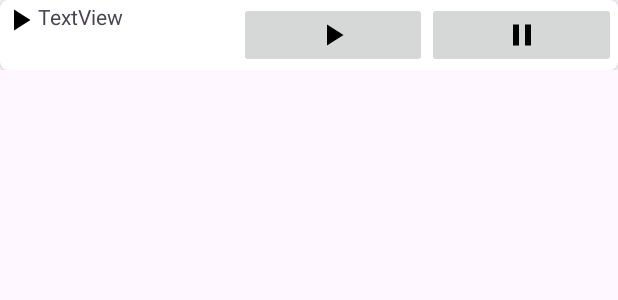
After one commit to muhsan-javed/Music-App, an Android app: the layout each_item.xml on its own in the app's theme, with its tools: preview values and no code run, on a phone screen of 412 x 824 dp. The commit adds this screen. Shown: the top 300 px of the screen. Run offline under Robolectric (Android 15) with nearby library versions, the phone set to English and light mode, and no system bars.

Commit message:
app is completed

```diff
--- a/app/build.gradle.kts
+++ b/app/build.gradle.kts
@@ -49,5 +49,7 @@ dependencies {
     implementation("com.squareup.retrofit2:retrofit:2.9.0")
     //GSON Converter
     implementation("com.squareup.retrofit2:converter-gson:2.9.0")
+    // Picaso for converting image link given into API
+    implementation("com.squareup.picasso:picasso:2.8")
 
 }
--- a/app/src/main/java/com/muhsantech/musicapp/network/ApiInterface.kt
+++ b/app/src/main/java/com/muhsantech/musicapp/ApiInterface.kt
@@ -1,4 +1,4 @@
-package com.muhsantech.musicapp.network
+package com.muhsantech.musicapp
 
 import com.muhsantech.musicapp.models.MyData
 import retrofit2.Call
--- /dev/null
+++ b/app/src/main/res/drawable/baseline_pause_24.xml
@@ -0,0 +1,5 @@
+<vector android:height="24dp" android:tint="#000000"
+    android:viewportHeight="24" android:viewportWidth="24"
+    android:width="24dp" xmlns:android="http://schemas.android.com/apk/res/android">
+    <path android:fillColor="@android:color/white" android:pathData="M6,19h4L10,5L6,5v14zM14,5v14h4L18,5h-4z"/>
+</vector>
--- /dev/null
+++ b/app/src/main/res/drawable/baseline_play_arrow_24.xml
@@ -0,0 +1,5 @@
+<vector android:height="24dp" android:tint="#000000"
+    android:viewportHeight="24" android:viewportWidth="24"
+    android:width="24dp" xmlns:android="http://schemas.android.com/apk/res/android">
+    <path android:fillColor="@android:color/white" android:pathData="M8,5v14l11,-7z"/>
+</vector>
--- /dev/null
+++ b/app/src/main/res/layout/each_item.xml
@@ -0,0 +1,50 @@
+<?xml version="1.0" encoding="utf-8"?>
+<LinearLayout xmlns:android="http://schemas.android.com/apk/res/android"
+    xmlns:app="http://schemas.android.com/apk/res-auto"
+
+    android:orientation="vertical"
+    android:layout_width="match_parent"
+    android:layout_height="wrap_content">
+
+    <androidx.cardview.widget.CardView
+        android:layout_width="match_parent"
+        android:layout_height="match_parent"
+        app:cardCornerRadius="5dp">
+
+        <LinearLayout
+            android:layout_width="match_parent"
+            android:layout_height="wrap_content"
+            android:layout_margin="1dp"
+            android:orientation="horizontal">
+
+            <ImageView
+                android:id="@+id/imageView"
+                android:layout_width="wrap_content"
+                android:layout_height="wrap_content"
+                android:src="@drawable/baseline_play_arrow_24" />
+
+            <TextView
+                android:id="@+id/titleTv"
+                android:layout_width="wrap_content"
+                android:layout_height="wrap_content"
+                android:layout_weight="1"
+                android:text="TextView" />
+
+            <ImageButton
+                android:id="@+id/btn_play"
+                android:layout_width="wrap_content"
+                android:layout_height="wrap_content"
+                android:layout_weight="1"
+                android:src="@drawable/baseline_play_arrow_24" />
+
+            <ImageButton
+                android:id="@+id/btn_pause"
+                android:layout_width="wrap_content"
+                android:layout_height="wrap_content"
+                android:layout_weight="1"
+                android:src="@drawable/baseline_pause_24" />
+        </LinearLayout>
+
+    </androidx.cardview.widget.CardView>
+
+</LinearLayout>
```
Also changed, not shown: app/src/main/java/com/muhsantech/musicapp/MainActivity.kt (+16 -6 lines), app/src/main/java/com/muhsantech/musicapp/adapters/MyAdapter.kt (+37 -4 lines), app/src/main/res/layout/activity_main.xml (+10 -0 lines).
